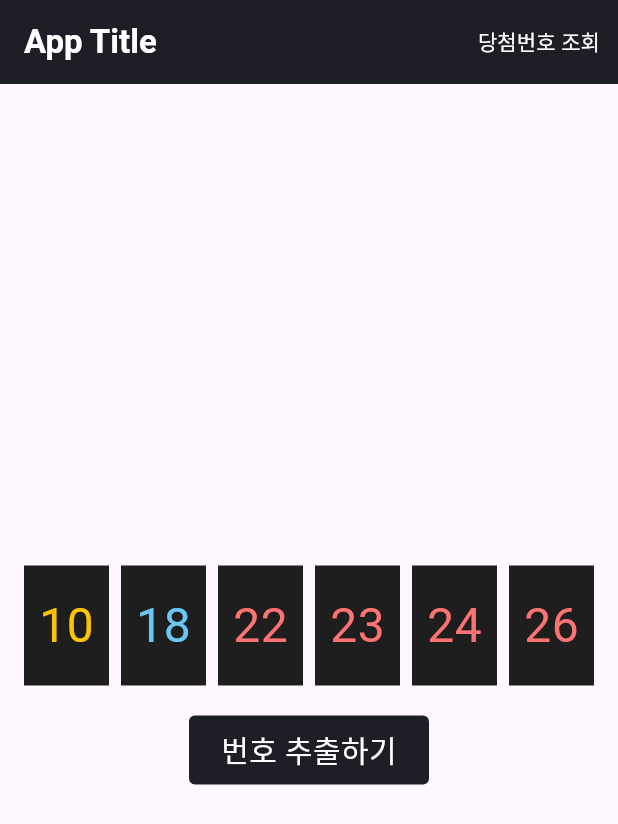
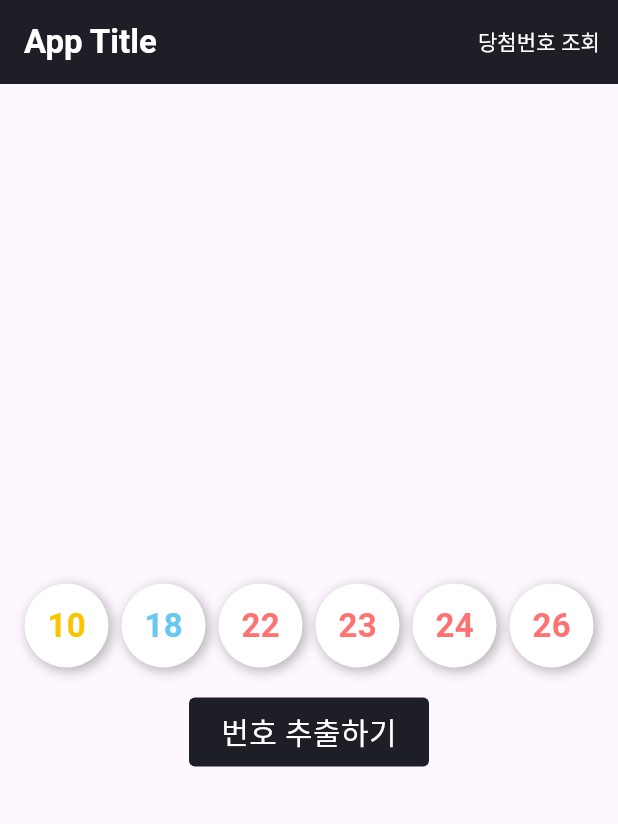
Before and after one commit to thisisyello/luckez, a Flutter app: the screen it shows after launch, on a phone screen of 412 x 824 dp. Shown: the top 824 px of the screen. Run offline on Flutter 3.47's test engine with Material 3 defaults, Android fonts, the phone set to English and light mode, and no system bars; Roboto replaces fonts that are missing (Pretendard).

Commit message:
LottoBall 위젯 추가 및 사용하도록 수정

```diff
--- a/lib/pages/history_page.dart
+++ b/lib/pages/history_page.dart
@@ -1,6 +1,7 @@
 import 'package:flutter/material.dart';
 import 'package:randomlottonumber/data/num_history_lists.dart';
 import 'package:randomlottonumber/style.dart';
+import 'package:randomlottonumber/widgets/lotto_ball.dart';
 
 class HistoryPage extends StatelessWidget {
   const HistoryPage({super.key});
@@ -85,24 +86,3 @@ class HistoryPage extends StatelessWidget {
     );
   }
 }
-
-class HistoryNumberBall extends StatelessWidget {
-  const HistoryNumberBall({
-    super.key,
-    required this.number,
-  });
-
-  final int number;
-
-  @override
-  Widget build(BuildContext context) {
-    return Text(
-      '$number',
-      style: TextStyle(
-        fontSize: 16,
-        fontWeight: FontWeight.bold,
-        color: getTextColor(number),
-      ),
-    );
-  }
-}
--- a/lib/pages/lotto_draw_page.dart
+++ b/lib/pages/lotto_draw_page.dart
@@ -3,6 +3,7 @@ import 'dart:math';
 import 'package:flutter/material.dart';
 import 'package:randomlottonumber/pages/history_page.dart';
 import 'package:randomlottonumber/style.dart';
+import 'package:randomlottonumber/widgets/lotto_ball.dart';
 
 class LottoDrawPage extends StatefulWidget {
   const LottoDrawPage({super.key});
@@ -16,7 +17,7 @@ class _LottoDrawPageState extends State<LottoDrawPage> {
 
   void generateLottoNumbers() {
     Random random = Random();
-    Set<int> uniqueNumbers = Set();
+    Set<int> uniqueNumbers = <int>{};
 
     while (uniqueNumbers.length < 6) {
       int newNumber = random.nextInt(45) + 1;
@@ -53,12 +54,12 @@ class _LottoDrawPageState extends State<LottoDrawPage> {
         actions: [
           TextButton(
             onPressed: () {
-              // Navigator.push(
-              //   context,
-              //   MaterialPageRoute(
-              //     builder: (context) => const AboutWinningNumPage(),
-              //   ),
-              // );
+              Navigator.push(
+                context,
+                MaterialPageRoute(
+                  builder: (context) => const HistoryPage(),
+                ),
+              );
             },
             child: Text(
               '당첨번호 조회',
@@ -83,128 +84,16 @@ class _LottoDrawPageState extends State<LottoDrawPage> {
                   maxWidth: 500,
                 ),
                 child: Row(
-                  children: [
-                    Expanded(
-                      flex: 1,
-                      child: Padding(
-                        padding: const EdgeInsets.symmetric(horizontal: 4),
-                        child: Container(
-                          height: 80,
-                          color: blackColor,
-                          child: Center(
-                            child: Text(
-                              '${lottoNumbers[0]}',
-                              style: TextStyle(
-                                fontSize: 32,
-                                // color: open ? whiteColor : blackColor,
-                                color: lottoNumbers[0] < 11 ? num0Color : lottoNumbers[0] < 21 ? num10Color : lottoNumbers[0] < 31 ? num20Color  : lottoNumbers[0] < 41 ? num30Color : num40Color,
-                              ),
-                            ),
+                  children: lottoNumbers
+                      .map(
+                        (number) => Expanded(
+                          child: Padding(
+                            padding: const EdgeInsets.symmetric(horizontal: 4),
+                            child: LottoBall(number: number),
                           ),
                         ),
-                      ),
-                    ),
-                    Expanded(
-                      flex: 1,
-                      child: Padding(
-                        padding: const EdgeInsets.symmetric(horizontal: 4),
-                        child: Container(
-                          height: 80,
-                          color: blackColor,
-                          child: Center(
-                            child: Text(
-                              '${lottoNumbers[1]}',
-                              style: TextStyle(
-                                fontSize: 32,
-                                // color: open ? whiteColor : blackColor,
-                                color: lottoNumbers[1] < 11 ? num0Color : lottoNumbers[1] < 21 ? num10Color : lottoNumbers[1] < 31 ? num20Color  : lottoNumbers[1] < 41 ? num30Color : num40Color,
-                              ),
-                            ),
-                          ),
-                        ),
-                      ),
-                    ),
-                    Expanded(
-                      flex: 1,
-                      child: Padding(
-                        padding: const EdgeInsets.symmetric(horizontal: 4),
-                        child: Container(
-                          height: 80,
-                          color: blackColor,
-                          child: Center(
-                            child: Text(
-                              '${lottoNumbers[2]}',
-                              style: TextStyle(
-                                fontSize: 32,
-                                // color: open ? whiteColor : blackColor,
-                                color: lottoNumbers[2] < 11 ? num0Color : lottoNumbers[2] < 21 ? num10Color : lottoNumbers[2] < 31 ? num20Color  : lottoNumbers[2] < 41 ? num30Color : num40Color,
-                              ),
-                            ),
-                          ),
-                        ),
-                      ),
-                    ),
-                    Expanded(
-                      flex: 1,
-                      child: Padding(
-                        padding: const EdgeInsets.symmetric(horizontal: 4),
-                        child: Container(
-                          height: 80,
-                          color: blackColor,
-                          child: Center(
-                            child: Text(
-                              '${lottoNumbers[3]}',
-                              style: TextStyle(
-                                fontSize: 32,
-                                // color: open ? whiteColor : blackColor,
-                                color: lottoNumbers[3] < 11 ? num0Color : lottoNumbers[3] < 21 ? num10Color : lottoNumbers[3] < 31 ? num20Color  : lottoNumbers[3] < 41 ? num30Color : num40Color,
-                              ),
-                            ),
-                          ),
-                        ),
-                      ),
-                    ),
-                    Expanded(
-                      flex: 1,
-                      child: Padding(
-                        padding: const EdgeInsets.symmetric(horizontal: 4),
-                        child: Container(
-                          height: 80,
-                          color: blackColor,
-                          child: Center(
-                            child: Text(
-                              '${lottoNumbers[4]}',
-                              style: TextStyle(
-                                fontSize: 32,
-                                // color: open ? whiteColor : blackColor,
-                                color: lottoNumbers[4] < 11 ? num0Color : lottoNumbers[4] < 21 ? num10Color : lottoNumbers[4] < 31 ? num20Color  : lottoNumbers[4] < 41 ? num30Color : num40Color,
-                              ),
-                            ),
-                          ),
-                        ),
-                      ),
-                    ),
-                    Expanded(
-                      flex: 1,
-                      child: Padding(
-                        padding: const EdgeInsets.symmetric(horizontal: 4),
-                        child: Container(
-                          height: 80,
-                          color: blackColor,
-                          child: Center(
-                            child: Text(
-                              '${lottoNumbers[5]}',
-                              style: TextStyle(
-                                fontSize: 32,
-                                // color: open ? whiteColor : blackColor,
-                                color: lottoNumbers[5] < 11 ? num0Color : lottoNumbers[5] < 21 ? num10Color : lottoNumbers[5] < 31 ? num20Color  : lottoNumbers[5] < 41 ? num30Color : num40Color,
-                              ),
-                            ),
-                          ),
-                        ),
-                      ),
-                    ),
-                  ],
+                      )
+                      .toList(),
                 ),
               ),
             ),
--- a/lib/widgets/lotto_ball.dart
+++ b/lib/widgets/lotto_ball.dart
@@ -0,0 +1,71 @@
+import 'package:flutter/material.dart';
+import 'package:randomlottonumber/style.dart';
+
+class LottoBall extends StatelessWidget {
+  const LottoBall({
+    super.key,
+    required this.number,
+  });
+
+  final int number;
+
+  @override
+  Widget build(BuildContext context) {
+    return LayoutBuilder(
+      builder: (context, constraints) {
+        final ballSize = constraints.maxWidth.clamp(36.0, 56.0);
+        final fontSize = (ballSize * 0.4).clamp(16.0, 22.0);
+
+        return Center(
+          child: Container(
+            width: ballSize,
+            height: ballSize,
+            decoration: BoxDecoration(
+              shape: BoxShape.circle,
+              color: whiteColor,
+              boxShadow: const [
+                BoxShadow(
+                  color: Colors.black26,
+                  blurRadius: 6,
+                  spreadRadius: 1,
+                  offset: Offset(2, 2),
+                ),
+              ],
+            ),
+            child: Center(
+              child: Text(
+                '$number',
+                style: TextStyle(
+                  fontSize: fontSize,
+                  fontWeight: FontWeight.bold,
+                  color: getTextColor(number),
+                ),
+              ),
+            ),
+          ),
+        );
+      },
+    );
+  }
+}
+
+class HistoryNumberBall extends StatelessWidget {
+  const HistoryNumberBall({
+    super.key,
+    required this.number,
+  });
+
+  final int number;
+
+  @override
+  Widget build(BuildContext context) {
+    return Text(
+      '$number',
+      style: TextStyle(
+        fontSize: 16,
+        fontWeight: FontWeight.bold,
+        color: getTextColor(number),
+      ),
+    );
+  }
+}
```
